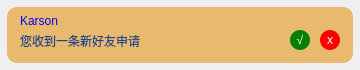
TT2TER/Echoplex, file client/ui/new_friend_bar.ui: the form before one commit.
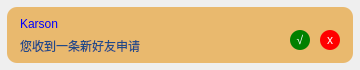
The form after the commit.

The edit to the form file:
```diff
--- a/client/ui/new_friend_bar.ui
+++ b/client/ui/new_friend_bar.ui
@@ -69,7 +69,7 @@
       <property name="geometry">
        <rect>
         <x>20</x>
-        <y>10</y>
+        <y>13</y>
         <width>121</width>
         <height>21</height>
        </rect>
@@ -95,7 +95,7 @@
       <property name="geometry">
        <rect>
         <x>20</x>
-        <y>30</y>
+        <y>35</y>
         <width>221</width>
         <height>21</height>
        </rect>
```
Left out of the diff: 4 changed lines with no effect on the pictures.
